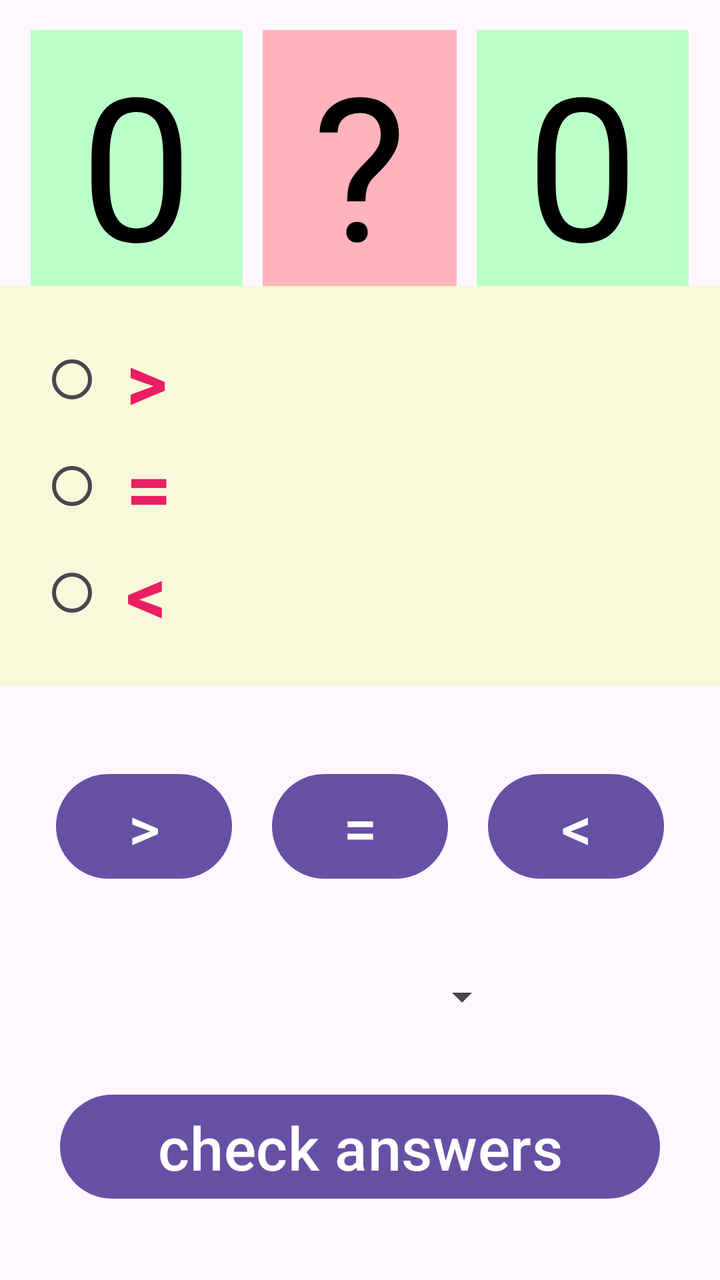
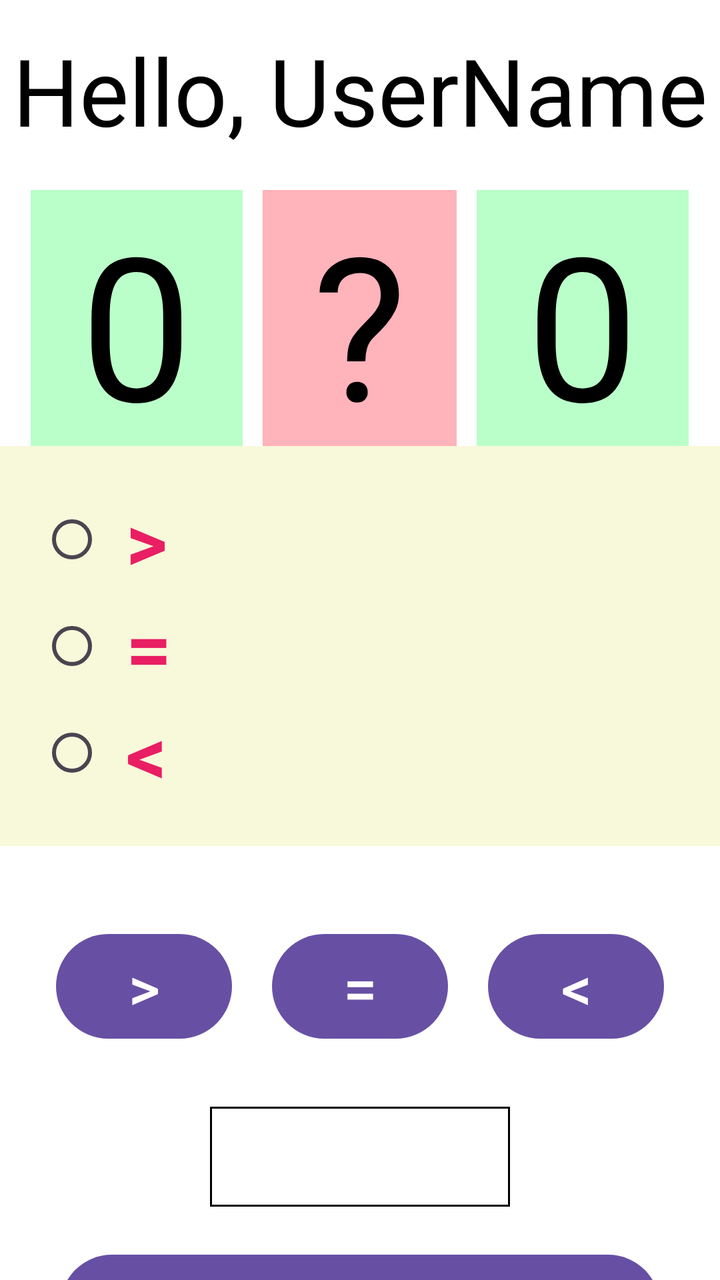

Screens rendered from an Android XML layout before and after an edit, with the pre-edit source and the edit as a unified diff.
<!-- AndroidManifest.xml: application theme Theme.App2 -->
<!-- res/layout/activity_main.xml -->
<?xml version="1.0" encoding="utf-8"?>
<LinearLayout xmlns:android="http://schemas.android.com/apk/res/android"
    xmlns:app="http://schemas.android.com/apk/res-auto"
    xmlns:tools="http://schemas.android.com/tools"
    android:id="@+id/main"
    android:layout_width="match_parent"
    android:layout_height="match_parent"
    android:orientation="vertical"
    tools:context=".MainActivity">


    <LinearLayout
        android:layout_width="wrap_content"
        android:layout_height="wrap_content"
        android:layout_gravity="center"
        android:orientation="horizontal">

        <TextView
            android:id="@+id/number1"
            android:layout_width="wrap_content"
            android:layout_height="wrap_content"
            android:textSize="100sp"
            android:layout_marginTop="10dp"
            android:layout_gravity="center"
            android:background="#baffc9"
            android:textColor="@android:color/black"
            android:text=" 0 " />

        <TextView
            android:layout_marginLeft="10dp"
            android:layout_marginRight="10dp"
            android:id="@+id/sign"
            android:layout_width="wrap_content"
            android:layout_height="wrap_content"
            android:textSize="100sp"
            android:layout_marginTop="10dp"
            android:layout_gravity="center"
            android:background="#ffb3ba"
            android:textColor="@android:color/black"
            android:text=" ? " />

        <TextView
            android:id="@+id/number2"
            android:layout_width="wrap_content"
            android:layout_height="wrap_content"
            android:textSize="100sp"
            android:layout_marginTop="10dp"
            android:layout_gravity="center"
            android:background="#baffc9"
            android:textColor="@android:color/black"
            android:text=" 0 " />

    </LinearLayout>

    <RadioGroup
        android:layout_width="match_parent"
        android:layout_height="wrap_content"
        android:padding="20dp"
        android:background="#F8F8DA">
        <RadioButton
            android:id="@+id/rbBig"
            android:layout_width="match_parent"
            android:layout_height="wrap_content"
            android:textSize="40sp"
            android:textStyle="bold"
            android:textColor="#E91E63"
            android:text=" &gt; " />

        <RadioButton
            android:id="@+id/rbEqual"
            android:layout_width="match_parent"
            android:layout_height="wrap_content"
            android:textSize="40sp"
            android:textStyle="bold"
            android:textColor="#E91E63"
            android:text=" = " />

        <RadioButton
            android:id="@+id/rbSmall"
            android:layout_width="match_parent"
            android:layout_height="wrap_content"
            android:textSize="40sp"
            android:textStyle="bold"
            android:textColor="#E91E63"
            android:text=" &lt; " />
    </RadioGroup>

    <LinearLayout
        android:layout_width="match_parent"
        android:layout_height="wrap_content"
        android:orientation="horizontal"
        android:layout_marginTop="30sp"
        android:gravity="center">

        <Button
            android:id="@+id/bBig"
            android:layout_width="wrap_content"
            android:layout_height="wrap_content"
            android:textSize="30sp"
            android:layout_margin="10dp"
            android:text=" &gt; " />

        <Button
            android:id="@+id/bEqual"
            android:layout_width="wrap_content"
            android:layout_height="wrap_content"
            android:textSize="30sp"
            android:layout_margin="10dp"
            android:text=" = " />

        <Button
            android:id="@+id/bSmall"
            android:layout_width="wrap_content"
            android:layout_height="wrap_content"
            android:textSize="30sp"
            android:layout_margin="10dp"
            android:text=" &lt; " />
    </LinearLayout>

    <Spinner
        android:id="@+id/spinner"
        android:layout_width="150dp"
        android:layout_gravity="center"
        android:layout_margin="20dp"
        android:layout_height="50dp" />

    <Button
        android:id="@+id/check"
        android:layout_width="300dp"
        android:layout_height="60dp"
        android:layout_gravity="center"
        android:textSize="30sp"
        android:text="check answers" />

</LinearLayout>
<!-- resources referenced by this layout -->
<resources>
  <style name="Theme.App2" parent="Base.Theme.App2" />
  <style name="Base.Theme.App2" parent="Theme.Material3.Light.NoActionBar">
          
          
      </style>
</resources>

<!-- the commit's change to res/layout/activity_main.xml (unified diff, before → after) -->
@@ -6,7 +6,19 @@
     android:layout_width="match_parent"
     android:layout_height="match_parent"
     android:orientation="vertical"
+    android:background="@color/white"
     tools:context=".MainActivity">
+
+    <TextView
+        android:id="@+id/helloMessage"
+        android:layout_width="match_parent"
+        android:layout_height="70dp"
+        app:autoSizeTextType="uniform"
+        android:maxLines="1"
+        android:gravity="center"
+        android:layout_marginTop="10dp"
+        android:textColor="@android:color/black"
+        android:text=" Hello, UserName " />
 
 
     <LinearLayout
@@ -119,12 +131,15 @@
 
     <Spinner
         android:id="@+id/spinner"
+        android:background="@drawable/border"
         android:layout_width="150dp"
+        android:layout_height="50dp"
         android:layout_gravity="center"
-        android:layout_margin="20dp"
-        android:layout_height="50dp" />
+        android:textColor="@android:color/black"
+        android:layout_margin="20dp" />
 
     <Button
+        android:padding="2dp"
         android:id="@+id/check"
         android:layout_width="300dp"
         android:layout_height="60dp"
<!-- resource entries referenced after the edit -->
@@ -1,5 +1,15 @@
 <!-- resources referenced by this layout -->
 <resources>
+  <color name="white">#FFFFFFFF</color>
+  <!-- drawable border (drawable) -->
+  <?xml version="1.0" encoding="utf-8"?>
+  <shape xmlns:android="http://schemas.android.com/apk/res/android"
+      android:shape="rectangle">
+      <stroke
+          android:width="1dp"
+          android:color="@android:color/black" />
+      <solid android:color="@android:color/transparent" />
+  </shape>
   <style name="Theme.App2" parent="Base.Theme.App2" />
   <style name="Base.Theme.App2" parent="Theme.Material3.Light.NoActionBar">
           
